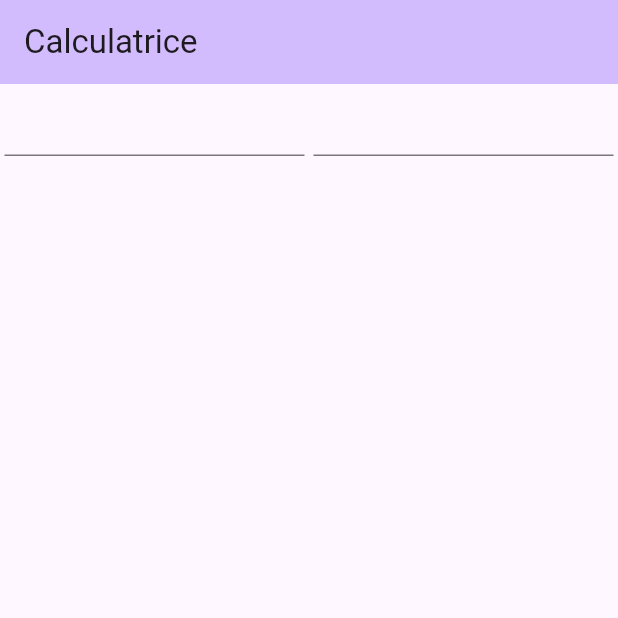
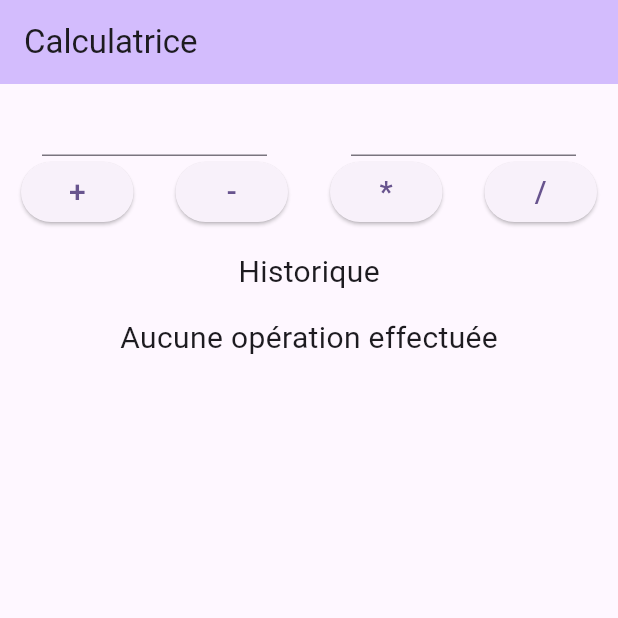
Before and after one commit to lucasbianciotto/tp-flutter-exo2, a Flutter app: the screen it shows after launch, on a phone screen of 412 x 824 dp, the top half of it. Run offline on Flutter 3.47's test engine with Material 3 defaults, Android fonts, the phone set to English and light mode, and no system bars; our stand-ins replace sqflite; accounts and stored records are empty.

Commit message:
Finish exo2.

```diff
--- /dev/null
+++ b/lib/database.dart
@@ -0,0 +1,23 @@
+import 'package:path/path.dart';
+import 'package:sqflite/sqflite.dart';
+
+class HistoryDatabase {
+  static final HistoryDatabase _instance = HistoryDatabase._internal();
+  factory HistoryDatabase() => _instance;
+  HistoryDatabase._internal();
+
+  late final Database database;
+
+  _onCreate(Database db, int version) async {
+    await db.execute(
+        'CREATE TABLE entry(id INTEGER PRIMARY KEY AUTOINCREMENT, operation TEXT, date INT)');
+  }
+
+  open() async {
+    database = await openDatabase(
+        join(await getDatabasesPath(), 'history.db'),
+        version: 1,
+        onCreate: _onCreate);
+  }
+
+}
--- a/lib/main.dart
+++ b/lib/main.dart
@@ -1,14 +1,24 @@
 import 'package:exo2/consts.dart';
+import 'package:exo2/models/history_entry.dart';
+import 'package:exo2/pages/results.dart';
+import 'package:exo2/repositories/history_entry.dart';
 import 'package:flutter/material.dart';
+import 'package:intl/intl.dart';
+import 'package:intl/date_symbol_data_local.dart';
 
-void main() {
+import 'components.dart';
+import 'database.dart';
+
+Future<void> main() async {
+  WidgetsFlutterBinding.ensureInitialized();
+  await HistoryDatabase().open();
+
   runApp(const MyApp());
 }
 
 class MyApp extends StatelessWidget {
   const MyApp({super.key});
 
-  // This widget is the root of your application.
   @override
   Widget build(BuildContext context) {
     return MaterialApp(
@@ -17,21 +27,72 @@ class MyApp extends StatelessWidget {
         colorScheme: ColorScheme.fromSeed(seedColor: Colors.deepPurple),
         useMaterial3: true,
       ),
-      home: const MyHomePage(title: 'Calculatrice'),
+      home: MyHomePage(title: 'Calculatrice'),
     );
   }
 }
 
 class MyHomePage extends StatefulWidget {
-  const MyHomePage({super.key, required this.title});
+  MyHomePage({super.key, required this.title});
 
   final String title;
+  final repo = HistoryEntryRepository();
 
   @override
   State<MyHomePage> createState() => _MyHomePageState();
 }
 
 class _MyHomePageState extends State<MyHomePage> {
+  GlobalKey<FormState> formKey = GlobalKey<FormState>();
+  double firstNumber = 0;
+  double secondNumber = 0;
+  late Future<List<HistoryEntry>> _history;
+  late final DateFormat _dateTimeFormat;
+
+  @override
+  void initState() {
+    super.initState();
+    initializeDateFormatting().then((value) =>
+    _dateTimeFormat = DateFormat.yMd('fr').add_jm());
+    _history = widget.repo.getAll();
+  }
+
+  _displayResult(String operation) {
+    if (!formKey.currentState!.validate()) return;
+
+    formKey.currentState!.save();
+    widget.repo.insert(HistoryEntry(_calculate(operation)));
+
+    Navigator.of(context).push(MaterialPageRoute(builder: (context) => ResultsPage(operation: _calculate(operation),))).then((value) {
+      formKey.currentState!.reset();
+      setState(() {
+        formKey.currentState?.reset();
+        _history = HistoryEntryRepository().getAll();
+      });
+    });
+  }
+
+  _calculate(String operation) {
+    switch (operation) {
+      case "+":
+        return "${firstNumber.toString()} + ${secondNumber.toString()} = ${firstNumber + secondNumber}";
+      case "-":
+        return "${firstNumber.toString()} - ${secondNumber.toString()} = ${firstNumber - secondNumber}";
+      case "*":
+        return "${firstNumber.toString()} * ${secondNumber.toString()} = ${firstNumber * secondNumber}";
+      case "/":
+        return "${firstNumber.toString()} / ${secondNumber.toString()} = ${firstNumber / secondNumber}";
+      default:
+        return 0;
+    }
+  }
+
+  _operandValidator(value) {
+    if (value == null || value.isEmpty || double.tryParse(value) == null) {
+      return "Veuillez saisir un nombre";
+    }
+    return null;
+  }
 
   @override
   Widget build(BuildContext context) {
@@ -40,24 +101,30 @@ class _MyHomePageState extends State<MyHomePage> {
         backgroundColor: Theme.of(context).colorScheme.inversePrimary,
         title: Text(widget.title),
       ),
-      body: Column(
+      body: Form(
+        key: formKey,
+        child: Column(
           children: [
             Row(
               mainAxisAlignment: MainAxisAlignment.spaceAround,
               children: [
                 SizedBox(
-                width: 200,
+                  width: 150,
                   child: TextFormField(
                     keyboardType: TextInputType.number,
+                    validator: (value) => _operandValidator(value),
+                    onSaved: (value) => firstNumber = double.parse(value!),
                     decoration: const InputDecoration(
                       labelStyle: defaultTextStyle,
                     ),
                   ),
                 ),
                 SizedBox(
-                width: 200,
+                  width: 150,
                   child: TextFormField(
                     keyboardType: TextInputType.number,
+                    validator: (value) => _operandValidator(value),
+                    onSaved: (value) => secondNumber = double.parse(value!),
                     decoration: const InputDecoration(
                       labelStyle: defaultTextStyle,
                     ),
@@ -65,11 +132,72 @@ class _MyHomePageState extends State<MyHomePage> {
                 ),
               ],
             ),
-          const Row(
+            Row(
               mainAxisAlignment: MainAxisAlignment.spaceAround,
+              children: [
+                SizedBox(
+                  width: 75,
+                  child: ElevatedButton(
+                    onPressed: () => _displayResult("+"),
+                    child: const MyText("+"),
+                  ),
+                ),
+                SizedBox(
+                  width: 75,
+                  child: ElevatedButton(
+                    onPressed: () => _displayResult("-"),
+                    child: const MyText("-"),
+                  ),
+                ),
+                SizedBox(
+                  width: 75,
+                  child: ElevatedButton(
+                    onPressed: () => _displayResult("*"),
+                    child: const MyText("*"),
+                  ),
+                ),
+                SizedBox(
+                  width: 75,
+                  child: ElevatedButton(
+                    onPressed: () => _displayResult("/"),
+                    child: const MyText("/"),
+                  ),
+                ),
+              ],
+            ),
+            Column(
+              children: [
+                const MyPadding(
+                  child: MyText("Historique", key: ValueKey("history")),
+                ),
+                FutureBuilder<List<HistoryEntry>>(
+                  future: _history,
+                  builder: (context, snapshot) {
+                    if (snapshot.connectionState == ConnectionState.waiting) {
+                      return const CircularProgressIndicator();
+                    }
+                    if (snapshot.hasError) {
+                      return const MyText("Erreur lors de la récupération de l'historique");
+                    }
+                    if (snapshot.data!.isEmpty) {
+                      return const MyText("Aucune opération effectuée");
+                    }
+                    return Column(
+                      children: snapshot.data!.map((entry) {
+                        return ListTile(
+                          title: MyText(entry.operation),
+                          subtitle: MyText(_dateTimeFormat.format(entry.date)),
+                          subtitleTextStyle: const TextStyle(color: Colors.grey, fontSize: 5),
+                        );
+                      }).toList(),
+                    );
+                  },
                 ),
               ],
             )
+          ],
+        ),
+      ),
     );
   }
 }
--- /dev/null
+++ b/lib/models/history_entry.dart
@@ -0,0 +1,28 @@
+class HistoryEntry {
+  int? id;
+  late String operation;
+  late DateTime date;
+
+  HistoryEntry(this.operation) {
+    date = DateTime.now();
+  }
+
+  Map<String, dynamic> toMap() {
+    return {
+      'operation': operation,
+      'date' : date.millisecondsSinceEpoch
+    };
+  }
+
+  HistoryEntry.fromMap(Map<String, dynamic> map) {
+    id = map['id'];
+    operation = map['operation'];
+    date = DateTime.fromMillisecondsSinceEpoch(map['date']);
+  }
+
+  @override
+  String toString() {
+    return '$date : $operation';
+  }
+
+}
--- /dev/null
+++ b/lib/repositories/history_entry.dart
@@ -0,0 +1,20 @@
+import 'package:sqflite/sqflite.dart';
+
+import '../database.dart';
+import '../models/history_entry.dart';
+
+class HistoryEntryRepository {
+  final _tableName = 'entry';
+  final Database _db = HistoryDatabase().database;
+
+  insert(HistoryEntry entry) async {
+    await _db.insert(_tableName, entry.toMap());
+  }
+
+  Future<List<HistoryEntry>> getAll() async {
+    List<Map<String, dynamic>> maps = await _db.query(
+        _tableName,
+        orderBy: 'date DESC');
+    return maps.map((e) => HistoryEntry.fromMap(e)).toList();
+  }
+}
--- a/pubspec.yaml
+++ b/pubspec.yaml
@@ -30,7 +30,9 @@ environment:
 dependencies:
   flutter:
     sdk: flutter
-
+  sqflite:
+  intl: ^0.19.0
+  path:
 
   # The following adds the Cupertino Icons font to your application.
   # Use with the CupertinoIcons class for iOS style icons.
```
Also changed, not shown: lib/pages/results.dart (added, +27 -0 lines), pubspec.lock, 4 other files. Lines whose indentation alone changed are shown as unchanged.
